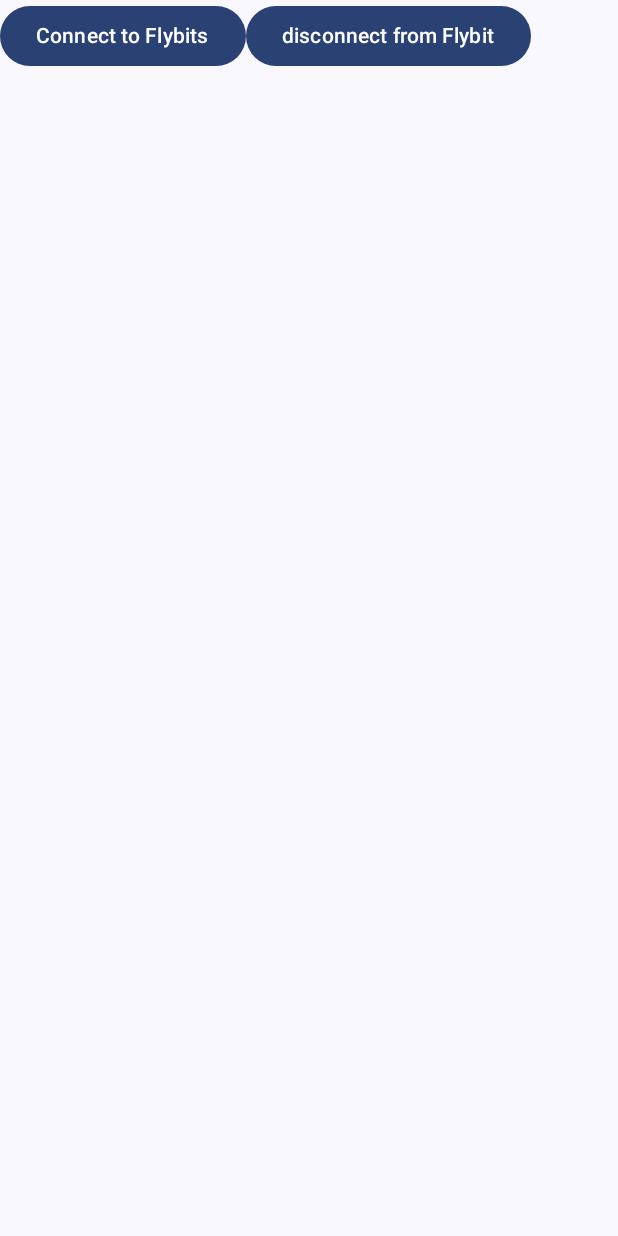
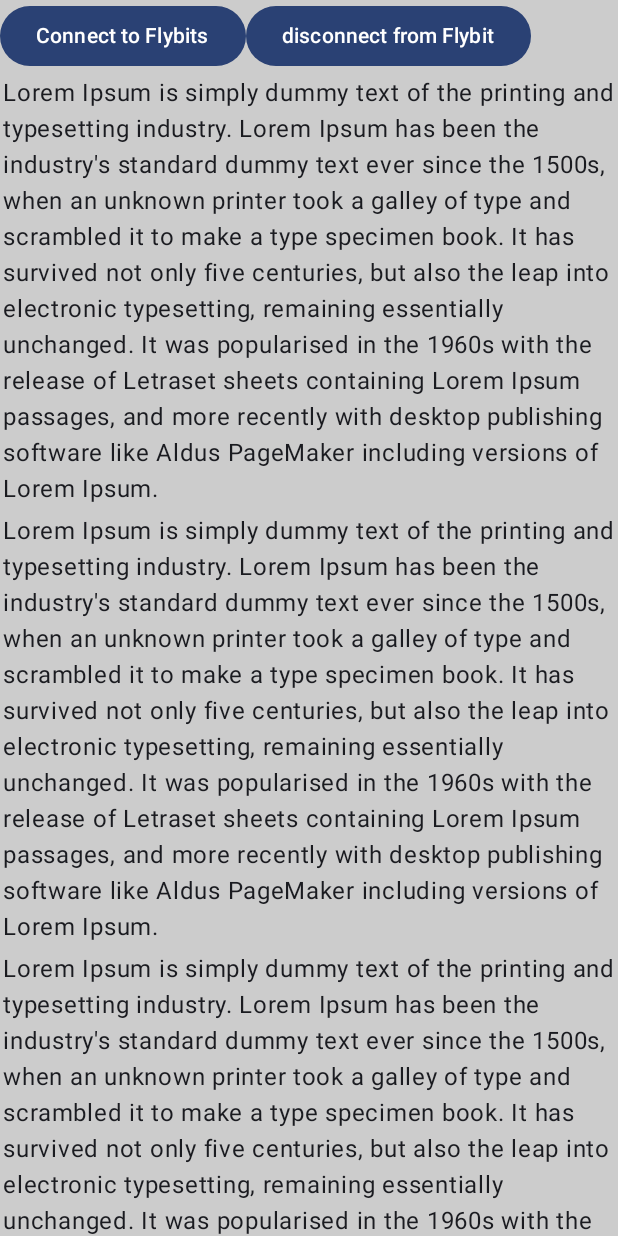
Before and after one commit to flybits/Concierge5Compose, an Android app built with Jetpack Compose: the screen it shows after launch (MainActivity), after a tap on "disconnect from Flybit", on a phone screen of 412 x 824 dp. Run offline under Robolectric (Android 15) with nearby library versions, the phone set to English and light mode, and no system bars; libraries missing offline, so code that uses them is left out: com.flybits.commons, com.flybits.concierge, com.flybits.flybitscoreconcierge; 6 statements that could not run were skipped.

Commit message:
reproduce the issue

```diff
--- a/app/build.gradle
+++ b/app/build.gradle
@@ -48,7 +48,7 @@ android {
 
 dependencies {
 //    implementation 'com.flybits.android:concierge:6.0.0-alpha4'
-    implementation 'com.flybits.android:concierge:6.0.0-alpha18'
+    implementation 'com.flybits.android:concierge:5.0.6'
 //    implementation 'com.flybits.android:concierge:4.5.0'
 //    implementation 'com.flybits.android:context:4.5.0'
 //    implementation 'com.flybits.android:kernel:4.5.0'
--- a/app/src/main/java/com/flybit/concierge5compose/MainActivity.kt
+++ b/app/src/main/java/com/flybit/concierge5compose/MainActivity.kt
@@ -8,9 +8,14 @@ import android.view.ViewGroup
 import androidx.activity.ComponentActivity
 import androidx.activity.compose.setContent
 import androidx.appcompat.app.AppCompatActivity
+import androidx.compose.foundation.background
 import androidx.compose.foundation.layout.Column
 import androidx.compose.foundation.layout.Row
 import androidx.compose.foundation.layout.fillMaxSize
+import androidx.compose.foundation.layout.padding
+import androidx.compose.foundation.layout.size
+import androidx.compose.foundation.rememberScrollState
+import androidx.compose.foundation.verticalScroll
 import androidx.compose.material3.Button
 import androidx.compose.material3.MaterialTheme
 import androidx.compose.material3.Surface
@@ -18,9 +23,16 @@ import androidx.compose.material3.Text
 import androidx.compose.runtime.*
 import androidx.compose.runtime.saveable.rememberSaveable
 import androidx.compose.ui.Modifier
+import androidx.compose.ui.geometry.Offset
+import androidx.compose.ui.graphics.Color
+import androidx.compose.ui.input.nestedscroll.NestedScrollConnection
+import androidx.compose.ui.input.nestedscroll.NestedScrollSource
+import androidx.compose.ui.input.nestedscroll.nestedScroll
 import androidx.compose.ui.platform.LocalContext
 import androidx.compose.ui.platform.LocalView
+import androidx.compose.ui.res.stringResource
 import androidx.compose.ui.tooling.preview.Preview
+import androidx.compose.ui.unit.dp
 import androidx.compose.ui.viewinterop.AndroidView
 import androidx.compose.ui.viewinterop.AndroidViewBinding
 import androidx.fragment.app.*
@@ -64,7 +76,24 @@ class MainActivity : AppCompatActivity() {
 @Composable
 fun Greeting(name: String) {
 
-    Column() {
+    val nestedScrollConnection = remember {
+        object : NestedScrollConnection {
+            override fun onPreScroll(
+                    available: Offset,
+                    source: NestedScrollSource
+            ): Offset {
+                return Offset.Zero
+            }
+        }
+    }
+
+    Column(
+            modifier = Modifier
+                    .background(Color.LightGray)
+                    .size(100.dp)
+                    .nestedScroll(nestedScrollConnection)
+                    .verticalScroll(rememberScrollState())
+    ) {
         val context = LocalContext.current
         val activity = context.getActivity()
 
@@ -91,8 +120,8 @@ fun Greeting(name: String) {
             }
         }
 
-
-
+        Text(stringResource(id = R.string.aLongText), modifier = Modifier.padding(2.dp))
+        Text(stringResource(id = R.string.aLongText), modifier = Modifier.padding(2.dp))
 
         activity?.supportFragmentManager?.let { fragmentManager ->
             /***
@@ -122,6 +151,28 @@ fun Greeting(name: String) {
             })
         }
 
+//        repeat(100) {
+
+            Text(stringResource(id = R.string.aLongText), modifier = Modifier.padding(2.dp))
+            Text(stringResource(id = R.string.aLongText), modifier = Modifier.padding(2.dp))
+            Text(stringResource(id = R.string.aLongText), modifier = Modifier.padding(2.dp))
+//        }
+
+    }
+}
+
+
+@Composable
+private fun ScrollBoxes() {
+    Column(
+            modifier = Modifier
+                    .background(Color.LightGray)
+                    .size(100.dp)
+                    .verticalScroll(rememberScrollState())
+    ) {
+        repeat(10) {
+            Text("Item $it", modifier = Modifier.padding(2.dp))
+        }
     }
 }
 
@@ -173,7 +224,11 @@ fun c4Fragment(applicationContext: Context): Fragment {
 fun C5Fragment(applicationContext: Context): Fragment {
     return Concierge.fragment(applicationContext,
             Container.Configured,
-            arrayListOf(),
+//            arrayListOf(ConciergeParams.ZonesFilter(Concierge.zonesConfiguration(applicationContext, listOf("carousel")
+//            ))),
+
+            arrayListOf(ConciergeParams.ZonesFilter(Concierge.zonesConfiguration(applicationContext, listOf("landerpage")
+            ))),
             arrayListOf(ConciergeOptions.DisplayNavigation("c5 content showing here"),
                     ConciergeOptions.Settings,
                     ConciergeOptions.Notifications)
@@ -182,11 +237,14 @@ fun C5Fragment(applicationContext: Context): Fragment {
 
 fun init(context: Context) {
     Concierge.setLoggingVerbosity(VerbosityLevel.ALL)
+
+
     val configurationBuilder = FlybitsConciergeConfiguration.Builder(context)
-            .setProjectId("35F6A9F5-579B-4229-815C-7D994CD50F9C")
-            .setGatewayUrl("https://api.demo.flybits.com")
-            .setWebService("localhost:3000")
+            .setProjectId("81A5A577-E2FC-4B68-9977-04C22B09B1F9")
+            .setGatewayUrl("https://api.tdunmndb289.flybits.com")
+            .setWebService("https://static-files-concierge.tdunmndb289.flybits.com/latest")
             .build()
+
     Concierge.configure(configurationBuilder, emptyList(), context)
 }
 
--- a/app/src/main/res/values/strings.xml
+++ b/app/src/main/res/values/strings.xml
@@ -1,3 +1,5 @@
 <resources>
     <string name="app_name">Concierge5 Compose</string>
+    <string name="aLongText">Lorem Ipsum is simply dummy text of the printing and typesetting industry. Lorem Ipsum
+        has been the industry\'s standard dummy text ever since the 1500s, when an unknown printer took a galley of type and scrambled it to make a type specimen book. It has survived not only five centuries, but also the leap into electronic typesetting, remaining essentially unchanged. It was popularised in the 1960s with the release of Letraset sheets containing Lorem Ipsum passages, and more recently with desktop publishing software like Aldus PageMaker including versions of Lorem Ipsum.</string>
 </resources>
```
